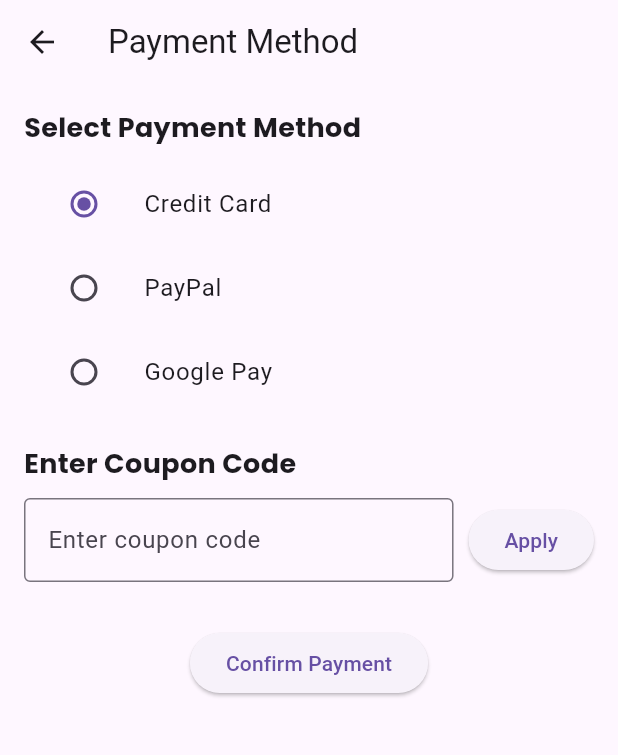
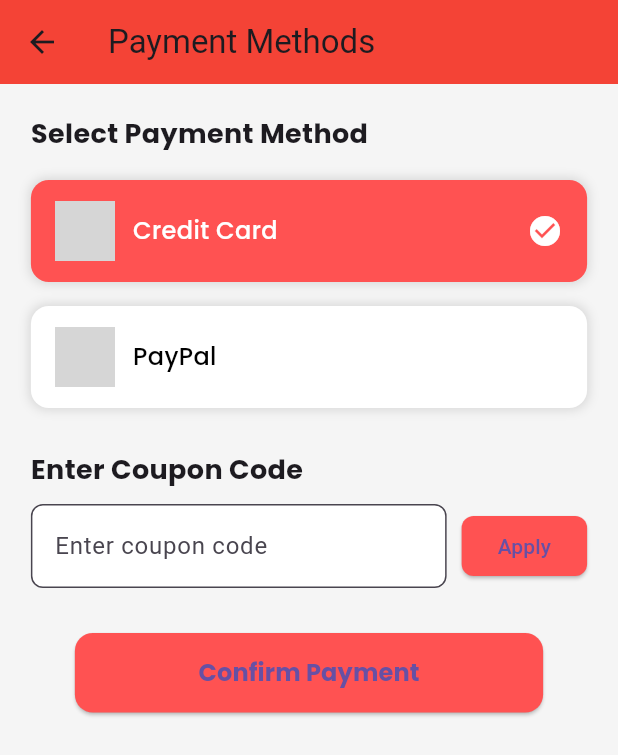
Before and after one commit to Mantaka-Mahir/Anetwork, a Flutter app: the EventDetail screen opened directly with empty values, after a tap on the "add circle outline" icon, after a tap on "Buy Ticket", on a phone screen of 412 x 824 dp. Shown: the top 755 px of the screen. Run offline on Flutter 3.47's test engine with Material 3 defaults, Android fonts, the phone set to English and light mode, and no system bars; our stand-ins replace carousel_slider, font_awesome_flutter, google_fonts; missing offline and left inert: flutter_barcode_scanner; network calls fail; grey boxes are pictures that could not be loaded.

Commit message:
add something new

```diff
--- a/lib/screeen/confarmation_screen.dart
+++ b/lib/screeen/confarmation_screen.dart
@@ -1,9 +1,55 @@
 import 'package:flutter/material.dart';
-class ConfarmationScreen extends StatelessWidget {
-  const ConfarmationScreen({super.key});
+import 'package:google_fonts/google_fonts.dart';
+
+class TicketConfirmationScreen extends StatelessWidget {
+  final Map<String, dynamic> event;
+  final int ticketsBought;
+  final bool couponApplied;
+
+  const TicketConfirmationScreen({
+    Key? key,
+    required this.event,
+    required this.ticketsBought,
+    this.couponApplied = false,
+  }) : super(key: key);
 
   @override
   Widget build(BuildContext context) {
-    return const Placeholder();
+    String couponText = couponApplied ? "with discount applied" : "";
+    return Scaffold(
+      appBar: AppBar(
+        title: const Text("Ticket Confirmation"),
+      ),
+      body: Center(
+        child: Padding(
+          padding: const EdgeInsets.all(16.0),
+          child: Column(
+            mainAxisAlignment: MainAxisAlignment.center,
+            children: [
+              Icon(Icons.check_circle, size: 100, color: Colors.green),
+              const SizedBox(height: 20),
+              Text(
+                "Ticket Purchased Successfully!",
+                style: GoogleFonts.poppins(fontSize: 24, fontWeight: FontWeight.bold),
+                textAlign: TextAlign.center,
+              ),
+              const SizedBox(height: 10),
+              Text(
+                "You bought $ticketsBought ticket(s) for the event: ${event['title']} $couponText",
+                style: GoogleFonts.poppins(fontSize: 16),
+                textAlign: TextAlign.center,
+              ),
+              const SizedBox(height: 30),
+              ElevatedButton(
+                onPressed: () {
+                  Navigator.popUntil(context, (route) => route.isFirst);
+                },
+                child: const Text("Back to Events"),
+              ),
+            ],
+          ),
+        ),
+      ),
+    );
   }
 }
--- /dev/null
+++ b/lib/screeen/payment_method_screen.dart
@@ -0,0 +1,187 @@
+import 'package:event_management_app/screeen/confarmation_screen.dart';
+import 'package:flutter/material.dart';
+import 'package:google_fonts/google_fonts.dart';
+
+
+class PaymentMethodScreen extends StatefulWidget {
+  final Map<String, dynamic> event;
+  final int ticketsBought;
+
+  const PaymentMethodScreen({Key? key, required this.event, required this.ticketsBought})
+      : super(key: key);
+
+  @override
+  _PaymentMethodScreenState createState() => _PaymentMethodScreenState();
+}
+
+class _PaymentMethodScreenState extends State<PaymentMethodScreen> {
+  String selectedPaymentMethod = 'Credit Card';
+  final TextEditingController couponController = TextEditingController();
+  bool couponApplied = false;
+
+  void _applyCoupon() {
+    if (couponController.text.trim().toUpperCase() == 'DISCOUNT10') {
+      setState(() {
+        couponApplied = true;
+      });
+      ScaffoldMessenger.of(context).showSnackBar(
+        const SnackBar(content: Text('Coupon Applied! 10% discount applied.')),
+      );
+    } else {
+      setState(() {
+        couponApplied = false;
+      });
+      ScaffoldMessenger.of(context).showSnackBar(
+        const SnackBar(content: Text('Invalid coupon code.')),
+      );
+    }
+  }
+
+  void _confirmPayment() {
+    Navigator.pop(context, widget.ticketsBought);
+    Navigator.push(
+      context,
+      MaterialPageRoute(
+        builder: (context) => TicketConfirmationScreen(
+          event: widget.event,
+          ticketsBought: widget.ticketsBought,
+          couponApplied: couponApplied,
+        ),
+      ),
+    );
+  }
+
+  Widget _buildPaymentCard(String name, String imageUrl) {
+    return GestureDetector(
+      onTap: () {
+        setState(() {
+          selectedPaymentMethod = name;
+        });
+      },
+      child: Container(
+        width: double.infinity,
+        decoration: BoxDecoration(
+          color: selectedPaymentMethod == name ? Colors.redAccent : Colors.white,
+          borderRadius: BorderRadius.circular(12),
+          boxShadow: [
+            BoxShadow(
+              color: Colors.black12,
+              blurRadius: 5,
+              spreadRadius: 1,
+            ),
+          ],
+        ),
+        padding: const EdgeInsets.symmetric(vertical: 14, horizontal: 16),
+        margin: const EdgeInsets.symmetric(vertical: 8),
+        child: Row(
+          children: [
+            Image.network(imageUrl, width: 40, height: 40, fit: BoxFit.contain),
+            const SizedBox(width: 12),
+            Text(
+              name,
+              style: GoogleFonts.poppins(
+                fontSize: 16,
+                fontWeight: FontWeight.w500,
+                color: selectedPaymentMethod == name ? Colors.white : Colors.black,
+              ),
+            ),
+            const Spacer(),
+            if (selectedPaymentMethod == name)
+              const Icon(Icons.check_circle, color: Colors.white),
+          ],
+        ),
+      ),
+    );
+  }
+
+  @override
+  Widget build(BuildContext context) {
+    double screenWidth = MediaQuery.of(context).size.width;
+    double screenHeight = MediaQuery.of(context).size.height;
+
+    return Scaffold(
+      backgroundColor: Colors.grey[100],
+      appBar: AppBar(
+        title: const Text("Payment Methods"),
+        elevation: 0,
+        backgroundColor: Colors.red,
+      ),
+      body: Padding(
+        padding: EdgeInsets.symmetric(horizontal: screenWidth * 0.05),
+        child: SingleChildScrollView(
+          child: Column(
+            crossAxisAlignment: CrossAxisAlignment.start,
+            children: [
+              const SizedBox(height: 20),
+              Text(
+                "Select Payment Method",
+                style: GoogleFonts.poppins(fontSize: 18, fontWeight: FontWeight.bold),
+              ),
+              const SizedBox(height: 10),
+
+              /// **Payment Methods using Network Images**
+              _buildPaymentCard("Credit Card", "https://cdn-icons-png.flaticon.com/512/217/217841.png"),
+              _buildPaymentCard("PayPal", "https://cdn-icons-png.flaticon.com/512/888/888870.png"),
+
+
+              const SizedBox(height: 20),
+
+              /// **Coupon Section**
+              Text(
+                "Enter Coupon Code",
+                style: GoogleFonts.poppins(fontSize: 18, fontWeight: FontWeight.bold),
+              ),
+              const SizedBox(height: 10),
+              Row(
+                children: [
+                  Expanded(
+                    child: TextField(
+                      controller: couponController,
+                      decoration: InputDecoration(
+                        border: OutlineInputBorder(borderRadius: BorderRadius.circular(8)),
+                        hintText: "Enter coupon code",
+                        filled: true,
+                        fillColor: Colors.white,
+                      ),
+                    ),
+                  ),
+                  const SizedBox(width: 10),
+                  ElevatedButton(
+                    onPressed: _applyCoupon,
+                    style: ElevatedButton.styleFrom(
+                      backgroundColor: Colors.redAccent,
+                      shape: RoundedRectangleBorder(borderRadius: BorderRadius.circular(8)),
+                    ),
+                    child: const Text("Apply"),
+                  ),
+                ],
+              ),
+
+              const SizedBox(height: 30),
+
+              /// **Confirm Payment Button**
+              Center(
+                child: ElevatedButton(
+                  onPressed: _confirmPayment,
+                  style: ElevatedButton.styleFrom(
+                    backgroundColor: Colors.redAccent,
+                    padding: EdgeInsets.symmetric(horizontal: screenWidth * 0.2, vertical: 15),
+                    shape: RoundedRectangleBorder(borderRadius: BorderRadius.circular(12)),
+                  ),
+                  child: Text(
+                    "Confirm Payment",
+                    style: GoogleFonts.poppins(fontSize: 16, fontWeight: FontWeight.bold),
+                  ),
+                ),
+              ),
+              const SizedBox(height: 20),
+            ],
+          ),
+        ),
+      ),
+
+      /// **Floating Action Button for Adding a New Card**
+
+    );
+  }
+}
--- a/lib/widget/eventdetail.dart
+++ b/lib/widget/eventdetail.dart
@@ -1,3 +1,4 @@
+import 'package:event_management_app/screeen/payment_method_screen.dart';
 import 'package:flutter/material.dart';
 import 'package:google_fonts/google_fonts.dart';
 
@@ -11,27 +12,22 @@ class EventDetail extends StatefulWidget {
 }
 
 class _EventDetailState extends State<EventDetail> {
-  int totalTickets = 50; // Total tickets for the event
-  int availableTickets = 50; // Initially, all tickets are available
-  int selectedTickets = 1; // Number of tickets user wants to buy
+  int totalTickets = 50;
+  int availableTickets = 50;
+  int selectedTickets = 1;
 
   void _incrementTickets() {
     if (selectedTickets < availableTickets) {
-      setState(() {
-        selectedTickets++;
-      });
+      setState(() => selectedTickets++);
     }
   }
 
   void _decrementTickets() {
     if (selectedTickets > 1) {
-      setState(() {
-        selectedTickets--;
-      });
+      setState(() => selectedTickets--);
     }
   }
 
-  // Modified _buyTicket: navigate to PaymentMethodScreen without immediately deducting tickets.
   void _buyTicket() {
     if (availableTickets >= selectedTickets) {
       Navigator.push<int>(
@@ -43,16 +39,16 @@ class _EventDetailState extends State<EventDetail> {
           ),
         ),
       ).then((ticketsPurchased) {
-        // If payment confirmed and a result is returned, update availableTickets.
         if (ticketsPurchased != null && ticketsPurchased > 0) {
-          setState(() {
-            availableTickets -= ticketsPurchased;
-          });
+          setState(() => availableTickets -= ticketsPurchased);
         }
       });
     } else {
       ScaffoldMessenger.of(context).showSnackBar(
-        const SnackBar(content: Text('Not enough tickets available!')),
+        SnackBar(
+          content: const Text('Not enough tickets available!'),
+          backgroundColor: Colors.redAccent,
+        ),
       );
     }
   }
@@ -60,17 +56,43 @@ class _EventDetailState extends State<EventDetail> {
   @override
   Widget build(BuildContext context) {
     return Scaffold(
-      appBar: AppBar(title: Text(widget.event['title'])),
+      backgroundColor: Colors.grey[100], // Light Background
+      appBar: AppBar(
+        title: Text(widget.event['title'], style: GoogleFonts.poppins()),
+        elevation: 0,
+        backgroundColor: Colors.deepPurple,
+      ),
       body: SingleChildScrollView(
         child: Column(
           crossAxisAlignment: CrossAxisAlignment.start,
           children: [
-            Image.network(
-              widget.event['image'],
+            // Event Image with Gradient Overlay
+            Stack(
+              children: [
+                Container(
                   height: 250,
                   width: double.infinity,
+                  decoration: BoxDecoration(
+                    image: DecorationImage(
+                      image: NetworkImage(widget.event['image']),
                       fit: BoxFit.cover,
                     ),
+                  ),
+                ),
+                Container(
+                  height: 250,
+                  decoration: BoxDecoration(
+                    gradient: LinearGradient(
+                      begin: Alignment.topCenter,
+                      end: Alignment.bottomCenter,
+                      colors: [Colors.black.withOpacity(0.2), Colors.black.withOpacity(0.8)],
+                    ),
+                  ),
+                ),
+              ],
+            ),
+
+            // Event Details Section
             Padding(
               padding: const EdgeInsets.all(16.0),
               child: Column(
@@ -80,51 +102,118 @@ class _EventDetailState extends State<EventDetail> {
                     widget.event['title'],
                     style: GoogleFonts.poppins(fontSize: 24, fontWeight: FontWeight.bold),
                   ),
-                  const SizedBox(height: 10),
+                  const SizedBox(height: 8),
                   Row(
                     children: [
-                      const Icon(Icons.calendar_today, size: 16),
+                      const Icon(Icons.calendar_today, size: 18, color: Colors.grey),
                       const SizedBox(width: 8),
                       Text(
                         '${widget.event['date']} | ${widget.event['time']}',
-                        style: GoogleFonts.poppins(fontSize: 16, color: Colors.grey[600]),
+                        style: GoogleFonts.poppins(fontSize: 16, color: Colors.grey[700]),
                       ),
                     ],
                   ),
-                  const SizedBox(height: 10),
+                  const SizedBox(height: 8),
                   if (widget.event.containsKey('location'))
+                    Row(
+                      children: [
+                        const Icon(Icons.location_on, size: 20, color: Colors.redAccent),
+                        const SizedBox(width: 8),
                         Text(
-                      '📍 ${widget.event['location']}',
+                          widget.event['location'],
                           style: GoogleFonts.poppins(fontSize: 16, fontWeight: FontWeight.w500),
+                        ),
+                      ],
                     ),
                   const SizedBox(height: 10),
                   Text(
                     widget.event['description'] ?? 'No description provided.',
                     style: GoogleFonts.poppins(fontSize: 16),
                   ),
-                  const SizedBox(height: 16),
-                  Text("Total Tickets: $totalTickets", style: GoogleFonts.poppins(fontSize: 16)),
-                  Text("Available Tickets: $availableTickets", style: GoogleFonts.poppins(fontSize: 16, color: Colors.green)),
+
                   const SizedBox(height: 20),
+
+                  // Ticket Information
+                  Container(
+                    padding: const EdgeInsets.all(16),
+                    decoration: BoxDecoration(
+                      color: Colors.white,
+                      borderRadius: BorderRadius.circular(12),
+                      boxShadow: [
+                        BoxShadow(
+                          color: Colors.black.withOpacity(0.1),
+                          blurRadius: 6,
+                          offset: const Offset(0, 3),
+                        )
+                      ],
+                    ),
+                    child: Column(
+                      children: [
+                        Row(
+                          mainAxisAlignment: MainAxisAlignment.spaceBetween,
+                          children: [
+                            Text("Total Tickets:", style: GoogleFonts.poppins(fontSize: 16)),
+                            Text("$totalTickets", style: GoogleFonts.poppins(fontSize: 16, fontWeight: FontWeight.bold)),
+                          ],
+                        ),
+                        Row(
+                          mainAxisAlignment: MainAxisAlignment.spaceBetween,
+                          children: [
+                            Text("Available Tickets:", style: GoogleFonts.poppins(fontSize: 16)),
+                            Text(
+                              "$availableTickets",
+                              style: GoogleFonts.poppins(fontSize: 16, fontWeight: FontWeight.bold, color: Colors.green),
+                            ),
+                          ],
+                        ),
+                      ],
+                    ),
+                  ),
+
+                  const SizedBox(height: 20),
+
+                  // Ticket Selector
                   Text("Select Tickets:", style: GoogleFonts.poppins(fontSize: 16, fontWeight: FontWeight.bold)),
                   const SizedBox(height: 10),
                   Row(
+                    mainAxisAlignment: MainAxisAlignment.center,
                     children: [
                       IconButton(
                         onPressed: _decrementTickets,
-                        icon: const Icon(Icons.remove_circle_outline),
+                        icon: const Icon(Icons.remove_circle_outline, size: 32, color: Colors.redAccent),
                       ),
-                      Text('$selectedTickets', style: GoogleFonts.poppins(fontSize: 18)),
+                      Container(
+                        padding: const EdgeInsets.symmetric(horizontal: 20, vertical: 8),
+                        decoration: BoxDecoration(
+                          color: Colors.deepPurple,
+                          borderRadius: BorderRadius.circular(8),
+                        ),
+                        child: Text(
+                          '$selectedTickets',
+                          style: GoogleFonts.poppins(fontSize: 20, color: Colors.white, fontWeight: FontWeight.bold),
+                        ),
+                      ),
                       IconButton(
                         onPressed: _incrementTickets,
-                        icon: const Icon(Icons.add_circle_outline),
+                        icon: const Icon(Icons.add_circle_outline, size: 32, color: Colors.green),
                       ),
                     ],
                   ),
-                  const SizedBox(height: 20),
-                  ElevatedButton(
+
+                  const SizedBox(height: 30),
+
+                  // Buy Ticket Button
+                  Center(
+                    child: ElevatedButton(
                       onPressed: _buyTicket,
-                    child: const Text("Buy Ticket"),
+                      style: ElevatedButton.styleFrom(
+                        padding: const EdgeInsets.symmetric(horizontal: 40, vertical: 15),
+                        backgroundColor: Colors.deepPurple,
+                        shape: RoundedRectangleBorder(borderRadius: BorderRadius.circular(12)),
+                        elevation: 5,
+                      ),
+                      child: Text("Buy Ticket", style: GoogleFonts.poppins(fontSize: 18, fontWeight: FontWeight.bold)),
+                    ),
                   ),
                 ],
               ),
@@ -135,199 +224,3 @@ class _EventDetailState extends State<EventDetail> {
     );
   }
 }
-
-class PaymentMethodScreen extends StatefulWidget {
-  final Map<String, dynamic> event;
-  final int ticketsBought;
-
-  const PaymentMethodScreen({
-    Key? key,
-    required this.event,
-    required this.ticketsBought,
-  }) : super(key: key);
-
-  @override
-  _PaymentMethodScreenState createState() => _PaymentMethodScreenState();
-}
-
-class _PaymentMethodScreenState extends State<PaymentMethodScreen> {
-  String selectedPaymentMethod = 'Credit Card';
-  final TextEditingController couponController = TextEditingController();
-  bool couponApplied = false;
-
-  void _applyCoupon() {
-    // Dummy coupon logic
-    if (couponController.text.trim().toUpperCase() == 'DISCOUNT10') {
-      setState(() {
-        couponApplied = true;
-      });
-      ScaffoldMessenger.of(context).showSnackBar(
-        const SnackBar(content: Text('Coupon Applied! 10% discount applied.')),
-      );
-    } else {
-      setState(() {
-        couponApplied = false;
-      });
-      ScaffoldMessenger.of(context).showSnackBar(
-        const SnackBar(content: Text('Invalid coupon code.')),
-      );
-    }
-  }
-
-  void _confirmPayment() {
-    // Dummy payment confirmation
-    Navigator.pop(context, widget.ticketsBought); // Return number of tickets purchased
-    Navigator.push(
-      context,
-      MaterialPageRoute(
-        builder: (context) => TicketConfirmationScreen(
-          event: widget.event,
-          ticketsBought: widget.ticketsBought,
-          couponApplied: couponApplied,
-        ),
-      ),
-    );
-  }
-
-  @override
-  Widget build(BuildContext context) {
-    return Scaffold(
-      appBar: AppBar(
-        title: const Text("Payment Method"),
-      ),
-      body: Padding(
-        padding: const EdgeInsets.all(16.0),
-        child: Column(
-          crossAxisAlignment: CrossAxisAlignment.start,
-          children: [
-            Text(
-              "Select Payment Method",
-              style: GoogleFonts.poppins(fontSize: 18, fontWeight: FontWeight.bold),
-            ),
-            const SizedBox(height: 10),
-            ListTile(
-              leading: Radio<String>(
-                value: 'Credit Card',
-                groupValue: selectedPaymentMethod,
-                onChanged: (value) {
-                  setState(() {
-                    selectedPaymentMethod = value!;
-                  });
-                },
-              ),
-              title: const Text("Credit Card"),
-            ),
-            ListTile(
-              leading: Radio<String>(
-                value: 'PayPal',
-                groupValue: selectedPaymentMethod,
-                onChanged: (value) {
-                  setState(() {
-                    selectedPaymentMethod = value!;
-                  });
-                },
-              ),
-              title: const Text("PayPal"),
-            ),
-            ListTile(
-              leading: Radio<String>(
-                value: 'Google Pay',
-                groupValue: selectedPaymentMethod,
-                onChanged: (value) {
-                  setState(() {
-                    selectedPaymentMethod = value!;
-                  });
-                },
-              ),
-              title: const Text("Google Pay"),
-            ),
-            const SizedBox(height: 20),
-            Text(
-              "Enter Coupon Code",
-              style: GoogleFonts.poppins(fontSize: 18, fontWeight: FontWeight.bold),
-            ),
-            const SizedBox(height: 10),
-            Row(
-              children: [
-                Expanded(
-                  child: TextField(
-                    controller: couponController,
-                    decoration: const InputDecoration(
-                      border: OutlineInputBorder(),
-                      hintText: "Enter coupon code",
-                    ),
-                  ),
-                ),
-                const SizedBox(width: 10),
-                ElevatedButton(
-                  onPressed: _applyCoupon,
-                  child: const Text("Apply"),
-                ),
-              ],
-            ),
-            const SizedBox(height: 30),
-            Center(
-              child: ElevatedButton(
-                onPressed: _confirmPayment,
-                child: const Text("Confirm Payment"),
-              ),
-            ),
-          ],
-        ),
-      ),
-    );
-  }
-}
-
-class TicketConfirmationScreen extends StatelessWidget {
-  final Map<String, dynamic> event;
-  final int ticketsBought;
-  final bool couponApplied;
-
-  const TicketConfirmationScreen({
-    Key? key,
-    required this.event,
-    required this.ticketsBought,
-    this.couponApplied = false,
-  }) : super(key: key);
-
-  @override
-  Widget build(BuildContext context) {
-    String couponText = couponApplied ? "with discount applied" : "";
-    return Scaffold(
-      appBar: AppBar(
-        title: const Text("Ticket Confirmation"),
-      ),
-      body: Center(
-        child: Padding(
-          padding: const EdgeInsets.all(16.0),
-          child: Column(
-            mainAxisAlignment: MainAxisAlignment.center,
-            children: [
-              Icon(Icons.check_circle, size: 100, color: Colors.green),
-              const SizedBox(height: 20),
-              Text(
-                "Ticket Purchased Successfully!",
-                style: GoogleFonts.poppins(fontSize: 24, fontWeight: FontWeight.bold),
-                textAlign: TextAlign.center,
-              ),
-              const SizedBox(height: 10),
-              Text(
-                "You bought $ticketsBought ticket(s) for the event: ${event['title']} $couponText",
-                style: GoogleFonts.poppins(fontSize: 16),
-                textAlign: TextAlign.center,
-              ),
-              const SizedBox(height: 30),
-              ElevatedButton(
-                onPressed: () {
-                  Navigator.popUntil(context, (route) => route.isFirst);
-                },
-                child: const Text("Back to Events"),
-              ),
-            ],
-          ),
-        ),
-      ),
-    );
-  }
-}
```
Lines whose indentation alone changed are shown as unchanged.
